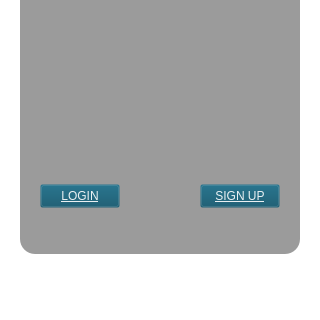
arylhazard/event_ease, file firstpage/mainwindow.ui: the form before one commit; both pictures show x 0 to 320 and y 176 to 496 of the 320 by 496 pixel window.
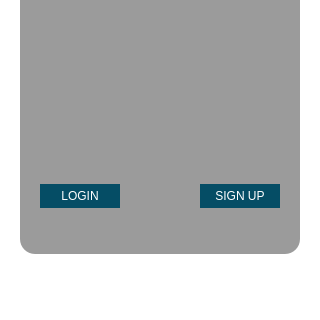
The form after the commit. Icons and pictures are not drawn.

Diff of the .ui file:
```diff
--- a/firstpage/mainwindow.ui
+++ b/firstpage/mainwindow.ui
@@ -99,12 +99,19 @@
       </rect>
      </property>
      <property name="styleSheet">
-      <string notr="true">background-color: rgba(5,77,101,0);
-font: 700 12pt &quot;Myriad Pro Cond&quot;;
-text-decoration: underline;
-border-bottom: 2px solid rgba(225,228,225,255);
-color: rgba(255,255,255,230);
+      <string notr="true">QPushButton
+{
+border: none;
+color: rgba(255,255,255,255);
+background-color: rgb(5, 77, 101);
+font : 700 12pt &quot;Myriad Pro Cond&quot;;
+}
 
+QPushButton:Hover
+{
+
+	background-color: rgb(30, 104, 154);
+}
 </string>
      </property>
      <property name="text">
@@ -121,12 +128,19 @@
       </rect>
      </property>
      <property name="styleSheet">
-      <string notr="true">background-color: rgba(5,77,101,0);
-font: 700 12pt &quot;Myriad Pro Cond&quot;;
-text-decoration: underline;
-border-bottom: 2px solid rgba(225,228,225,255);
-color: rgba(255,255,255,230);
+      <string notr="true">QPushButton
+{
+border: none;
+color: rgba(255,255,255,255);
+background-color: rgb(5, 77, 101);
+font : 700 12pt &quot;Myriad Pro Cond&quot;;
+}
 
+QPushButton:Hover
+{
+
+	background-color: rgb(30, 104, 154);
+}
 </string>
      </property>
      <property name="text">
```
